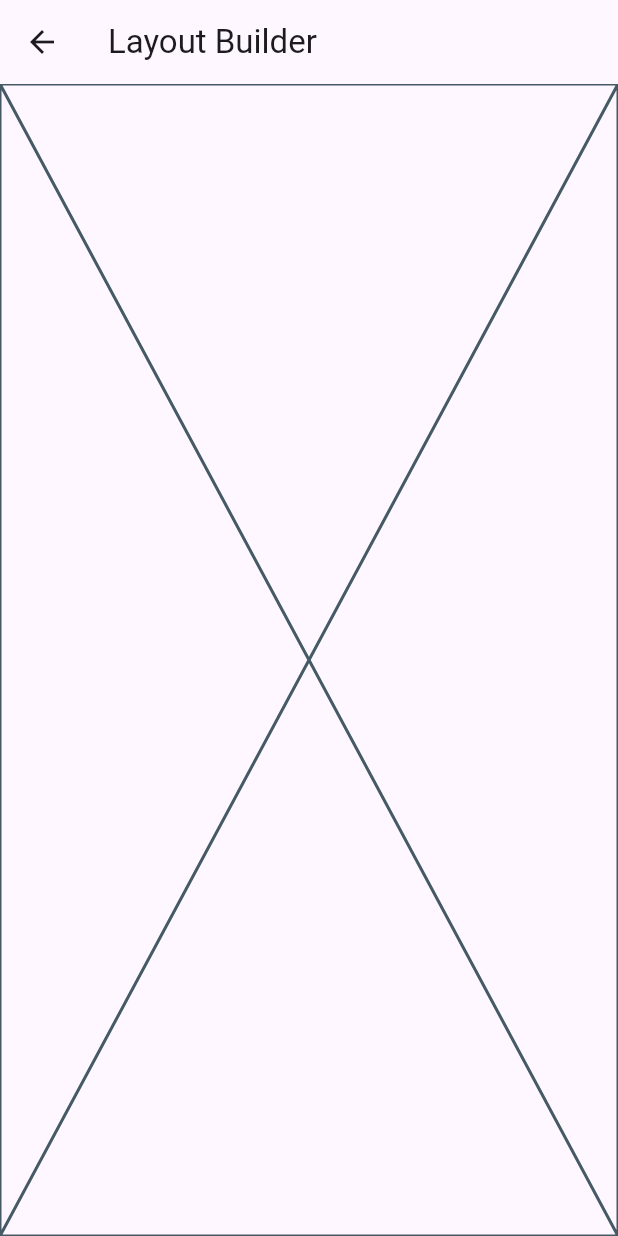
After one commit to MuhammadHamza5261/Animation_and_ui_enchancement, a Flutter app: the LayoutBuilderScreen screen opened directly, on a phone screen of 412 x 824 dp. The commit adds this screen. Run offline on Flutter 3.47's test engine with Material 3 defaults, Android fonts, the phone set to English and light mode, and no system bars; our stand-ins replace flutter_screenutil, font_awesome_flutter, lottie, shimmer, sizer.

Commit message:
add files

```diff
--- a/lib/adaptive_ui/adaptive_platform.dart
+++ b/lib/adaptive_ui/adaptive_platform.dart
@@ -16,7 +16,7 @@ class _AdaptivePlatformState extends State<AdaptivePlatform> {
      if(Platform.isAndroid){
        return const Scaffold(
          body: Center(
-           child: Text("This is andriod side"),
+           child: Text("This is android side"),
          ),
        );
      }
@@ -34,7 +34,7 @@ class _AdaptivePlatformState extends State<AdaptivePlatform> {
            title: const Text("Other Platform"),
          ),
          body: const Center(
-           child: Text("This is not andriod and Ios"),
+           child: Text("This is not android and Ios"),
          ),
        );
      }
--- a/lib/adaptive_ui/platform_adaptive.dart
+++ b/lib/adaptive_ui/platform_adaptive.dart
@@ -1,7 +1,6 @@
 import 'dart:io';
 import 'package:flutter/cupertino.dart';
 import 'package:flutter/material.dart';
-
 
 class PlatformAdaptive extends StatefulWidget {
   const PlatformAdaptive({super.key});
--- /dev/null
+++ b/lib/layout_builder/layout_builder.dart
@@ -0,0 +1,63 @@
+/*
+"LayoutBuilder ka use hum tab karte hain jab humein parent widget ke size ke
+basis par different UI dikhani ho — jaise mobile, tablet aur desktop ka layout alag ho."
+ */
+
+import 'package:flutter/material.dart';
+
+
+class LayoutBuilderScreen extends StatefulWidget {
+  const LayoutBuilderScreen({super.key});
+
+  @override
+  State<LayoutBuilderScreen> createState() => _LayoutBuilderScreenState();
+}
+
+class _LayoutBuilderScreenState extends State<LayoutBuilderScreen> {
+  @override
+  Widget build(BuildContext context) {
+    return Scaffold(
+      appBar: AppBar(
+        title: Text("Layout Builder"),
+      ),
+      body: LayoutBuilder(
+          builder: (BuildContext context, BoxConstraints constraints){
+            if(constraints.maxWidth < 600){
+              return const MobileLayout();
+            }
+            else{
+              return const DesktopLayout();
+            }
+          }
+      ),
+    );
+  }
+}
+
+class MobileLayout extends StatefulWidget {
+  const MobileLayout({super.key});
+
+  @override
+  State<MobileLayout> createState() => _MobileLayoutState();
+}
+
+class _MobileLayoutState extends State<MobileLayout> {
+  @override
+  Widget build(BuildContext context) {
+    return const Placeholder();
+  }
+}
+
+class DesktopLayout extends StatefulWidget {
+  const DesktopLayout({super.key});
+
+  @override
+  State<DesktopLayout> createState() => _DesktopLayoutState();
+}
+
+class _DesktopLayoutState extends State<DesktopLayout> {
+  @override
+  Widget build(BuildContext context) {
+    return const Placeholder();
+  }
+}
--- a/lib/responsive_package/screen_util.dart
+++ b/lib/responsive_package/screen_util.dart
@@ -1,6 +1,6 @@
 import 'package:flutter/material.dart';
 import 'package:flutter_screenutil/flutter_screenutil.dart';
-import 'package:lottie_proj/main.dart';
+
 
 class ScreenUtilScreen extends StatefulWidget {
   const ScreenUtilScreen({super.key});
--- a/lib/ui/shimar_load_list.dart
+++ b/lib/ui_enchancement/shimar_load_list.dart
@@ -70,7 +70,9 @@ class _ShimarListScreenState extends State<ShimarListScreen> {
           itemCount: itemsList.length,
           itemBuilder: (context, index) {
             return ListTile(
-              leading: CircleAvatar(child: Text(itemsList[index][0])),
+              leading: CircleAvatar(
+                  child: Text(itemsList[index][0]),
+              ),
               title: Text(itemsList[index]),
               subtitle: Text(itemsList[index]),
             );
--- a/pubspec.yaml
+++ b/pubspec.yaml
@@ -39,6 +39,7 @@ dependencies:
   shimmer: ^3.0.0
   flutter_screenutil: ^5.9.3
   sizer:
+  font_awesome_flutter: ^10.8.0
 
 dev_dependencies:
   flutter_test:
```
Also changed, not shown: lib/main.dart (+4 -11 lines), lib/ui/s.dart (deleted, +0 -88 lines), lib/ui/simple_shimar_effect.dart (deleted, +0 -73 lines), lib/ui_enchancement/iconography.dart (added, +39 -0 lines), lib/ui_enchancement/s.dart (added, +80 -0 lines), lib/ui_enchancement/simple_shimar_effect.dart (added, +71 -0 lines), lib/ui_enchancement/lottie_image_screen.dart (renamed from lib/ui/lottie_image_screen.dart), lib/ui_enchancement/shimar_effect_text.dart (renamed from lib/ui/shimar_effect_text.dart), 1 other file.
